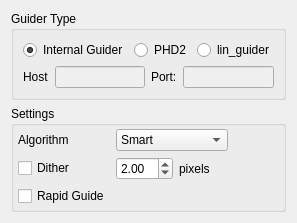
Before: the Qt Designer form kstars/ekos/guide/opsguide.ui in KDE/kstars, drawn with Qt 5.
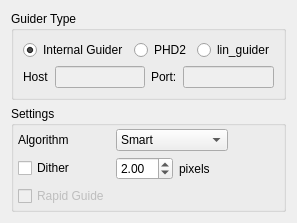
After: the same form once the commit is applied.

```diff
--- a/kstars/ekos/guide/opsguide.ui
+++ b/kstars/ekos/guide/opsguide.ui
@@ -150,6 +150,9 @@
       </item>
       <item row="2" column="0">
        <widget class="QCheckBox" name="kcfg_RapidGuideEnabled">
+        <property name="enabled">
+         <bool>false</bool>
+        </property>
         <property name="text">
          <string>Rapid Guide</string>
         </property>
```
